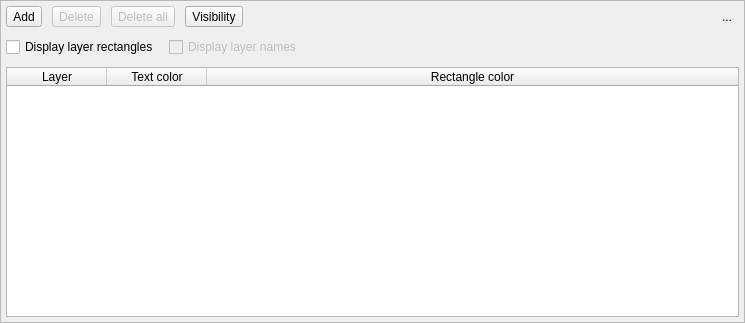
This is libs/libgui/ui/widgets/layersconfigwidget.ui in pgmodeler/pgmodeler as Qt 5 draws it before an edit. The edited form follows.
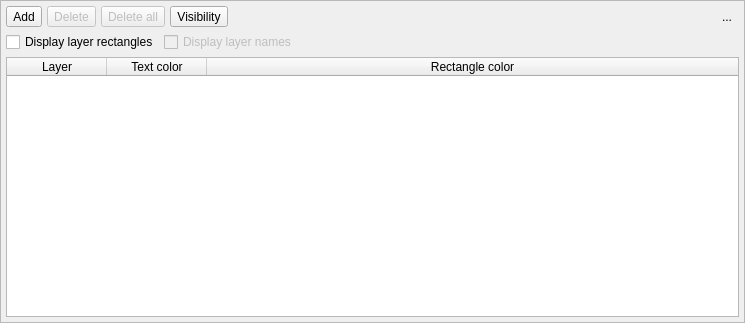
This is the edited form. Icons and pictures are not drawn.

Commit message: Adjusted the layouts spacing in ui/tools/* and ui/widget/*

```diff
--- a/libs/libgui/ui/widgets/layersconfigwidget.ui
+++ b/libs/libgui/ui/widgets/layersconfigwidget.ui
@@ -72,7 +72,7 @@
        <number>5</number>
       </property>
       <property name="spacing">
-       <number>10</number>
+       <number>5</number>
       </property>
       <item row="0" column="0">
        <widget class="QToolButton" name="add_tb">
@@ -364,6 +364,9 @@
       </item>
       <item row="1" column="0" colspan="6">
        <layout class="QHBoxLayout" name="horizontalLayout">
+        <property name="spacing">
+         <number>5</number>
+        </property>
         <item>
          <widget class="QCheckBox" name="toggle_layers_rects_chk">
           <property name="sizePolicy">
```
The commit also changes 41 other files.
